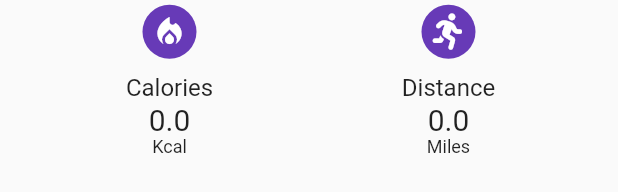
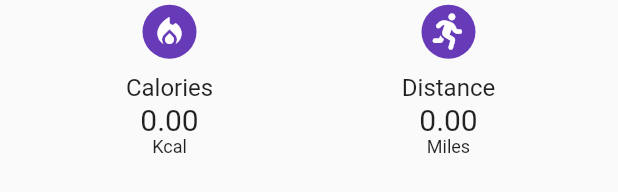
Before and after one commit to Piyushhpatel/Mindswell, a Flutter app: the Stepcount widget shown alone on an empty page, opened directly, on a phone screen of 412 x 824 dp. Shown: the part 728-920 px from the top of the screen. Run offline on Flutter 3.47's test engine with Material 2 defaults, Android fonts, the phone set to English and light mode, and no system bars; drawn by our look-alikes of percent_indicator; our stand-ins replace audio_video_progress_bar, carousel_slider, curved_navigation_bar, flutter_local_notifications, flutter_svg, font_awesome_flutter and 7 more; missing offline and left inert: shared_preferences_web; accounts and stored records are empty.

Commit message:
Pedometer Updated

```diff
--- a/lib/home/screens/pedometer_1.dart
+++ b/lib/home/screens/pedometer_1.dart
@@ -4,6 +4,8 @@ import 'dart:async';
 import 'package:pedometer/pedometer.dart';
 import 'package:permission_handler/permission_handler.dart';
 import 'package:percent_indicator/percent_indicator.dart';
+import 'package:shared_preferences/shared_preferences.dart';
+import 'dart:convert';
 
 class Stepcount extends StatefulWidget {
   const Stepcount({Key? key}) : super(key: key);
@@ -12,18 +14,42 @@ class Stepcount extends StatefulWidget {
   _StepcountState createState() => _StepcountState();
 }
 
+class StepData {
+  int steps;
+  double distance;
+  double calories;
+
+  StepData(
+      {required this.steps, required this.distance, required this.calories});
+
+  Map<String, dynamic> toJson() {
+    return {
+      'steps': steps,
+      'distance': distance,
+      'calories': calories,
+    };
+  }
+
+  factory StepData.fromJson(Map<String, dynamic> json) {
+    return StepData(
+      steps: json['steps'],
+      distance: json['distance'],
+      calories: json['calories'],
+    );
+  }
+}
+
 class _StepcountState extends State<Stepcount> {
   late Stream<StepCount> _stepCountStream;
   late Stream<PedestrianStatus> _pedestrianStatusStream;
   String _status = '?';
   int _initialStepCount = 0;
-  int _steps = 0;
-  String _stepsPercent = '0.00%'; // Initialize with two decimal places
-  String _distance = '0.0';
-  String _calories = '0.0';
+  int _previousStepCount = 0; // Store the previous step count
+  late StepData _stepData;
+  late SharedPreferences _prefs;
 
   String formatDate(DateTime d) {
-    return d.toString().substring(0, 19);
+    return d.toString().substring(0, 10);
   }
 
   Future<void> checkPermission() async {
@@ -44,36 +70,66 @@ class _StepcountState extends State<Stepcount> {
   @override
   void initState() {
     super.initState();
+    _stepData = StepData(steps: 0, distance: 0.0, calories: 0.0);
     initPlatformState();
     checkPermission();
+    initSharedPreferences();
+  }
+
+  Future<void> initSharedPreferences() async {
+    _prefs = await SharedPreferences.getInstance();
+
+    final currentDate = formatDate(DateTime.now());
+
+    final jsonData = _prefs.getString('$currentDate.stepData');
+    if (jsonData != null) {
+      final data =
+          StepData.fromJson(Map<String, dynamic>.from(json.decode(jsonData)));
+      setState(() {
+        _stepData = data;
+      });
+    } else {
+      _stepData = StepData(steps: 0, distance: 0.0, calories: 0.0);
+    }
   }
 
   void calculateMiles(int steps) {
     double dist = steps / 2500;
     setState(() {
-      _distance = dist.toStringAsFixed(2);
+      _stepData.distance = dist;
     });
   }
 
   void calculateCalories(int steps) {
     double caloriesCount = 0.04 * steps;
     setState(() {
-      _calories = caloriesCount.toStringAsFixed(2);
+      _stepData.calories = caloriesCount;
     });
   }
 
   void onStepCount(StepCount event) {
     int currentStepCount = event.steps;
-    setState(() {
-      // Calculate the actual step count based on the initial count
-      if (_initialStepCount == 0) {
-        _initialStepCount = currentStepCount;
+    if (_initialStepCount == 0) {
+      // Initial step count setup
+      _initialStepCount = currentStepCount;
+      _previousStepCount = currentStepCount;
+    } else {
+      // Calculate the actual steps based on the difference
+      int steps = currentStepCount - _previousStepCount;
+      _previousStepCount = currentStepCount;
+
+      // Ensure that the steps are positive and reasonable
+      if (steps > 0 && steps < 10) {
+        _stepData.steps += steps;
+        calculateMiles(_stepData.steps);
+        calculateCalories(_stepData.steps);
+        final currentDate = formatDate(DateTime.now());
+        _prefs.setString(
+            '$currentDate.stepData',
+            json.encode(
+                _stepData.toJson())); // Use json.encode to convert to JSON
       }
-      _steps = currentStepCount - _initialStepCount;
-      _stepsPercent = (_steps / 10000 * 100).toStringAsFixed(2) + '%';
-      calculateMiles(_steps);
-      calculateCalories(_steps);
-    });
+    }
   }
 
   void onPedestrianStatusChanged(PedestrianStatus event) {
@@ -90,8 +146,9 @@ class _StepcountState extends State<Stepcount> {
 
   void onStepCountError(error) {
     setState(() {
-      _steps = 0;
+      _stepData.steps = 0;
       _initialStepCount = 0;
+      _previousStepCount = 0;
     });
   }
 
@@ -116,17 +173,19 @@ class _StepcountState extends State<Stepcount> {
             CircularPercentIndicator(
               radius: 100.0,
               lineWidth: 12.0,
-              percent: double.parse(_stepsPercent.replaceAll('%', '')) / 100,
+              percent: _stepData.steps / 10000,
               animation: true,
-              center: Text("$_stepsPercent",
-                  style: TextStyle(fontSize: 30, color: Colors.deepPurple)),
+              center: Text(
+                '${(_stepData.steps / 10000 * 100).toStringAsFixed(2)}%',
+                style: TextStyle(fontSize: 30, color: Colors.deepPurple),
+              ),
               progressColor: Colors.deepPurple,
             ),
             SizedBox(
               height: 10,
             ),
             Text(
-              'Steps taken: $_steps',
+              'Steps taken: ${_stepData.steps}',
               style: TextStyle(fontSize: 30),
             ),
             Divider(
@@ -146,8 +205,9 @@ class _StepcountState extends State<Stepcount> {
                           Container(
                             padding: EdgeInsets.all(6),
                             decoration: BoxDecoration(
-                                shape: BoxShape.circle,
-                                color: Colors.deepPurple),
+                              shape: BoxShape.circle,
+                              color: Colors.deepPurple,
+                            ),
                             child: Icon(
                               Icons.local_fire_department_sharp,
                               color: Colors.white,
@@ -161,7 +221,7 @@ class _StepcountState extends State<Stepcount> {
                             style: TextStyle(fontSize: 16.0),
                           ),
                           Text(
-                            "$_calories",
+                            _stepData.calories.toStringAsFixed(2),
                             style: TextStyle(fontSize: 20),
                           ),
                           Text(
@@ -178,7 +238,9 @@ class _StepcountState extends State<Stepcount> {
                         Container(
                           padding: EdgeInsets.all(6),
                           decoration: BoxDecoration(
-                              shape: BoxShape.circle, color: Colors.deepPurple),
+                            shape: BoxShape.circle,
+                            color: Colors.deepPurple,
+                          ),
                           child: Icon(
                             FontAwesomeIcons.running,
                             color: Colors.white,
@@ -192,7 +254,7 @@ class _StepcountState extends State<Stepcount> {
                           style: TextStyle(fontSize: 16.0),
                         ),
                         Text(
-                          "$_distance",
+                          _stepData.distance.toStringAsFixed(2),
                           style: TextStyle(fontSize: 20),
                         ),
                         Text(
```
